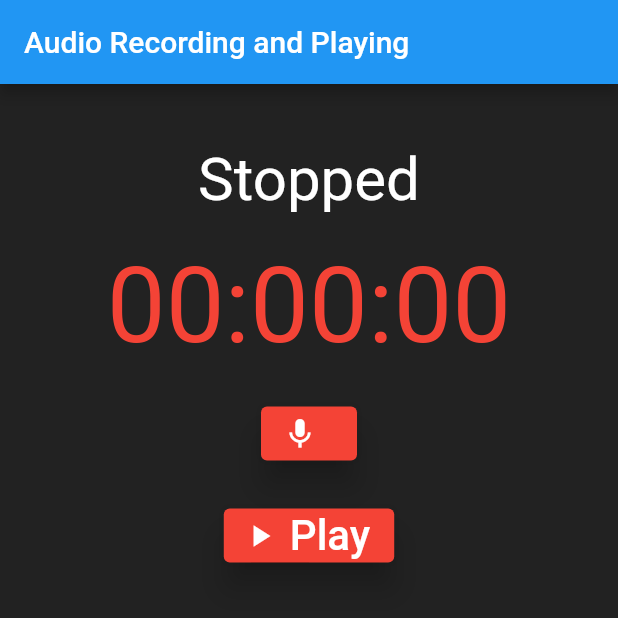
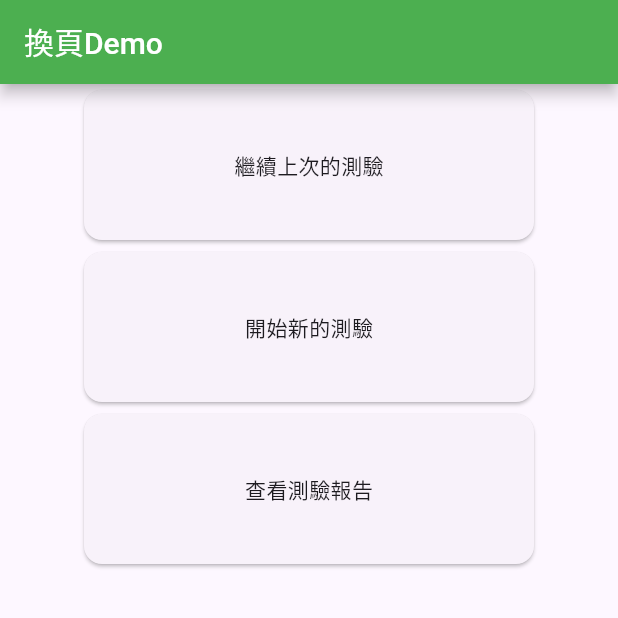
Before and after one commit to maggie860326/flutter_recorder, a Flutter app: the screen it shows after launch, on a phone screen of 412 x 824 dp, the top half of it. Run offline on Flutter 3.47's test engine with Material 2 defaults, Android fonts, the phone set to English and light mode, and no system bars; our stand-ins replace assets_audio_player, permission_handler; missing offline and left inert: flutter_sound.

Commit message:
add main page and navigator route

```diff
--- a/lib/main.dart
+++ b/lib/main.dart
@@ -1,14 +1,7 @@
 // ignore_for_file: avoid_print
 
-import 'dart:async';
-import 'dart:io';
 import 'package:flutter/material.dart';
-import 'package:flutter_sound/flutter_sound.dart';
-import 'package:intl/date_symbol_data_local.dart';
-import 'package:permission_handler/permission_handler.dart';
-import 'package:path/path.dart' as path;
-import 'package:assets_audio_player/assets_audio_player.dart';
-import 'package:intl/intl.dart' show DateFormat;
+import 'RecorderPage.dart';
 
 void main() {
   runApp(const MyApp());
@@ -19,261 +12,85 @@ class MyApp extends StatelessWidget {
 
   @override
   Widget build(BuildContext context) {
-    return const MaterialApp(
-      // debugShowCheckedModeBanner: false,
-      title: 'Flutter Demo',
-      // theme: ThemeData(
-      //   primarySwatch: Colors.blue,
-      // ),
-      home: MyHomePage(title: 'Flutter Demo Home Page'),
-    );
+    return MaterialApp(
+        title: 'Change Page',
+        theme: ThemeData(
+          primarySwatch: Colors.green,
+          visualDensity: VisualDensity.adaptivePlatformDensity,
+        ),
+        home: Scaffold(
+          appBar: AppBar(
+            title: const Text('換頁Demo'),
+          ),
+          body: _FirstPage(),
+        ),
+        routes: <String, WidgetBuilder>{
+          '/RecorderPage': (_) => const RecorderPage(
+                title: "錄音頁面",
+              )
+        });
   }
 }
 
-class MyHomePage extends StatefulWidget {
-  const MyHomePage({Key? key, required this.title}) : super(key: key);
-  final String title;
-  @override
-  State<MyHomePage> createState() => _MyHomePageState();
-}
-
-class _MyHomePageState extends State<MyHomePage> {
-  // FlutterSoundPlayer? myPlayer = FlutterSoundPlayer();
-  FlutterSoundRecorder? myRecorder = FlutterSoundRecorder();
-  StreamSubscription? _recorderSubscription;
-  final recordingPlayer = AssetsAudioPlayer();
-  String _recorderState = "Stopped";
-  String pathToAudio = "";
-  bool _playAudio = false;
-  bool _isRecording = false;
-
-  String _timerText = '00:00:00';
-
-  @override
-  void initState() {
-    super.initState();
-    initializer();
-  }
-
-  void initializer() async {
-    pathToAudio = '/sdcard/Download/temp.wav';
-    // _recordingSession = FlutterSoundRecorder();
-    myRecorder = await FlutterSoundRecorder().openRecorder();
-    await myRecorder!
-        .setSubscriptionDuration(const Duration(milliseconds: 100));
-    await initializeDateFormatting();
-    await Permission.microphone.request();
-    await Permission.storage.request();
-    await Permission.manageExternalStorage.request();
-  }
-
-  @override
-  void dispose() {
-    stopRecording;
-
-    if (_recorderSubscription != null) {
-      _recorderSubscription!.cancel();
-      _recorderSubscription = null;
-    }
-    if (myRecorder != null) {
-      myRecorder!.closeRecorder();
-      myRecorder = null;
-    }
-    // if (myPlayer != null) {
-    //   myPlayer = null;
-    // }
-    super.dispose();
-  }
-
+class _FirstPage extends StatelessWidget {
   @override
   Widget build(BuildContext context) {
-    return Scaffold(
-      backgroundColor: Colors.black87,
-      appBar: AppBar(title: const Text('Audio Recording and Playing')),
+    return MaterialApp(
+      theme: ThemeData(
+          colorSchemeSeed: const Color(0xff6750a4), useMaterial3: true),
+      home: Scaffold(
         body: Center(
           child: Column(
-          mainAxisAlignment: MainAxisAlignment.start,
             children: <Widget>[
-            const SizedBox(
-              height: 40,
-            ),
-            Center(
-              child: Text(
-                _recorderState,
-                style: const TextStyle(fontSize: 40, color: Colors.white),
+              Card(
+                clipBehavior: Clip.hardEdge,
+                child: InkWell(
+                  splashColor: Colors.blue.withAlpha(30),
+                  onTap: () {
+                    debugPrint('Card tapped.');
+                    Navigator.pushNamed(context, "/RecorderPage");
+                  },
+                  child: const SizedBox(
+                    width: 300,
+                    height: 100,
+                    child: Center(child: Text("繼續上次的測驗")),
                   ),
                 ),
-            const SizedBox(
-              height: 20,
               ),
-            Center(
-              child: Text(
-                _timerText,
-                style: const TextStyle(fontSize: 70, color: Colors.red),
+              Card(
+                clipBehavior: Clip.hardEdge,
+                child: InkWell(
+                  splashColor: Colors.blue.withAlpha(30),
+                  onTap: () {
+                    debugPrint('Card tapped.');
+                    Navigator.pushNamed(context, "/RecorderPage");
+                  },
+                  child: const SizedBox(
+                    width: 300,
+                    height: 100,
+                    child: Center(child: Text("開始新的測驗")),
                   ),
                 ),
-            const SizedBox(
-              height: 20,
               ),
-            ElevatedButton.icon(
-              style: ElevatedButton.styleFrom(
-                  elevation: 9.0, backgroundColor: Colors.red),
-              onPressed: () {
-                setState(() {
-                  _isRecording = !_isRecording;
-                });
-                if (_isRecording) {
-                  startRecording();
-                } else {
-                  stopRecording();
-                }
+              Card(
+                clipBehavior: Clip.hardEdge,
+                child: InkWell(
+                  splashColor: Colors.blue.withAlpha(30),
+                  onTap: () {
+                    debugPrint('Card tapped.');
+                    Navigator.pushNamed(context, "/RecorderPage");
                   },
-              icon: _isRecording
-                  ? const Icon(
-                      Icons.stop,
-                    )
-                  : const Icon(Icons.mic),
-              label: const Text(''),
-            ),
-            const SizedBox(
-              height: 20,
-            ),
-            ElevatedButton.icon(
-              style: ElevatedButton.styleFrom(
-                  elevation: 9.0, backgroundColor: Colors.red),
-              onPressed: () {
-                setState(() {
-                  _playAudio = !_playAudio;
-                });
-                if (_playAudio) {
-                  playFunc();
-                } else {
-                  stopPlayFunc();
-                }
-              },
-              icon: _playAudio
-                  ? const Icon(
-                      Icons.stop,
-                    )
-                  : const Icon(Icons.play_arrow),
-              label: _playAudio
-                  ? const Text(
-                      "Stop",
-                      style: TextStyle(
-                        fontSize: 28,
-                      ),
-                    )
-                  : const Text(
-                      "Play",
-                      style: TextStyle(
-                        fontSize: 28,
+                  child: const SizedBox(
+                    width: 300,
+                    height: 100,
+                    child: Center(child: Text("查看測驗報告")),
                   ),
                 ),
               ),
             ],
           ),
         ),
+      ),
     );
   }
-
-  ElevatedButton createElevatedButton(
-      {required IconData icon,
-      required Color iconColor,
-      required void Function() onPressFunc}) {
-    return ElevatedButton.icon(
-      style: ElevatedButton.styleFrom(
-        padding: const EdgeInsets.all(6.0),
-        side: const BorderSide(
-          color: Colors.red,
-          width: 4.0,
-        ),
-        shape: RoundedRectangleBorder(
-          borderRadius: BorderRadius.circular(20),
-        ),
-        backgroundColor: Colors.white,
-        elevation: 9.0,
-      ),
-      onPressed: onPressFunc,
-      icon: Icon(
-        icon,
-        color: iconColor,
-        size: 38.0,
-      ),
-      label: const Text(''),
-    );
 }
-
-  void getRecorderState() {
-    if (myRecorder!.isStopped) {
-      setState(() {
-        _recorderState = "Stopped";
-      });
-    } else if (myRecorder!.isRecording) {
-      setState(() {
-        _recorderState = "Recording";
-      });
-    } else if (myRecorder!.isPaused) {
-      setState(() {
-        _recorderState = "Paused";
-      });
-    } else {
-      setState(() {
-        _recorderState = "Unknown";
-      });
-    }
-  }
-
-  Future<void> startRecording() async {
-    Directory directory = Directory(path.dirname(pathToAudio));
-    if (!directory.existsSync()) {
-      directory.createSync();
-    }
-    if (myRecorder != null) {
-      // myRecorder!.openAudioSession();
-      await myRecorder!.startRecorder(
-        toFile: pathToAudio,
-        codec: Codec.pcm16WAV,
-        sampleRate: 16000,
-      );
-
-      if (myRecorder!.onProgress != null) {
-        // ignore: no_leading_underscores_for_local_identifiers
-        _recorderSubscription = myRecorder!.onProgress!.listen((e) {
-          var date = DateTime.fromMillisecondsSinceEpoch(
-              e.duration.inMilliseconds,
-              isUtc: true);
-          var timeText = DateFormat('mm:ss:SS', 'en_GB').format(date);
-          setState(() {
-            _timerText = timeText.substring(0, 8);
-          });
-        }, onError: (err) {
-          print(err);
-        }, onDone: () {
-          print('subscription done!!');
-        }, cancelOnError: false);
-
-        // _recorderSubscription.cancel();
-      }
-      getRecorderState();
-    }
-  }
-
-  Future<void> stopRecording() async {
-    if (myRecorder != null) {
-      await myRecorder!.stopRecorder();
-      getRecorderState();
-    }
-  }
-
-  Future<void> playFunc() async {
-    recordingPlayer.open(
-      Audio.file(pathToAudio),
-      autoStart: true,
-      showNotification: true,
-    );
-  }
-
-  Future<void> stopPlayFunc() async {
-    recordingPlayer.stop();
-  }
-}
--- a/pubspec.yaml
+++ b/pubspec.yaml
@@ -40,6 +40,7 @@ dependencies:
   permission_handler: ^10.4.3
   intl: ^0.18.1
   path: ^1.8.3
+  path_provider: ^2.1.1
 
 dev_dependencies:
   flutter_test:
```
Also changed, not shown: lib/RecorderPage.dart (added, +260 -0 lines), pubspec.lock. Lines whose indentation alone changed are shown as unchanged.
